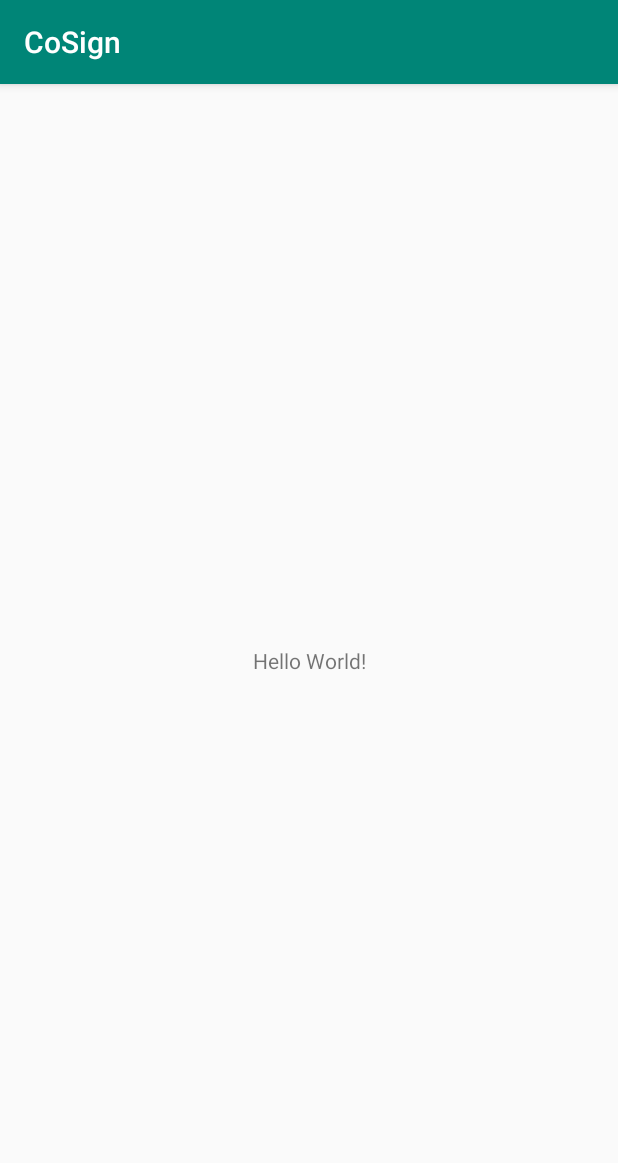
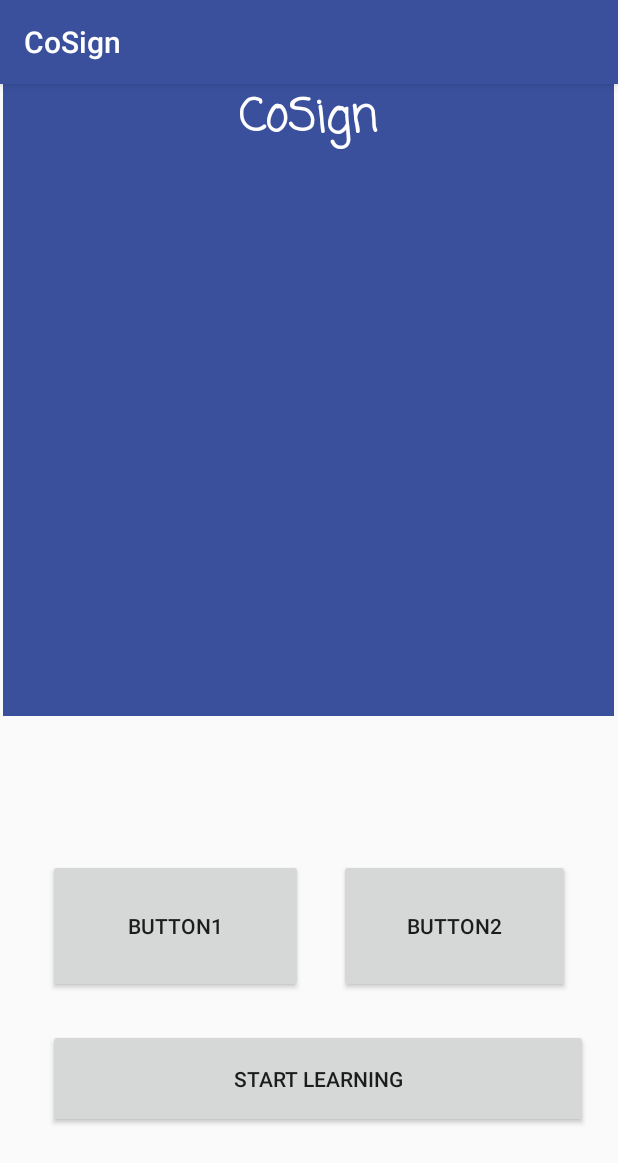
Before and after one commit to lczm/cosign, an Android app: the screen it shows after launch (MainActivity), on a phone screen of 412 x 824 dp. Shown: the top 1163 px of the screen. Run offline under Robolectric (Android 15) with nearby library versions, the phone set to English and light mode, and no system bars.

Commit message:
Added logo

```diff
--- a/frontend/CoSign/app/src/main/res/drawable/ic_launcher_background.xml
+++ b/frontend/CoSign/app/src/main/res/drawable/ic_launcher_background.xml
@@ -5,7 +5,7 @@
     android:viewportWidth="108"
     android:viewportHeight="108">
     <path
-        android:fillColor="#008577"
+        android:fillColor="#33FFFFFF"
         android:pathData="M0,0h108v108h-108z" />
     <path
         android:fillColor="#00000000"
--- a/frontend/CoSign/app/src/main/res/layout/activity_main.xml
+++ b/frontend/CoSign/app/src/main/res/layout/activity_main.xml
@@ -7,12 +7,58 @@
     tools:context=".MainActivity">
 
     <TextView
-        android:layout_width="wrap_content"
-        android:layout_height="wrap_content"
-        android:text="Hello World!"
-        app:layout_constraintBottom_toBottomOf="parent"
-        app:layout_constraintLeft_toLeftOf="parent"
-        app:layout_constraintRight_toRightOf="parent"
+        android:id="@+id/textView"
+        android:layout_width="407dp"
+        android:layout_height="421dp"
+        android:background="@color/layoutDecorations"
+        android:fontFamily="casual"
+        android:text="@string/cosign"
+        android:textAlignment="center"
+        android:textColor="@android:color/background_light"
+        android:textSize="30sp"
+        android:textStyle="bold"
+        app:layout_constraintEnd_toEndOf="parent"
+        app:layout_constraintHorizontal_bias="0.461"
+        app:layout_constraintStart_toStartOf="parent"
         app:layout_constraintTop_toTopOf="parent" />
 
+    <Button
+        android:id="@+id/button"
+        android:layout_width="170dp"
+        android:layout_height="89dp"
+        android:layout_marginStart="24dp"
+        android:layout_marginEnd="8dp"
+        android:layout_marginBottom="24dp"
+        android:text="@string/button3"
+        app:layout_constraintBottom_toTopOf="@+id/button3"
+        app:layout_constraintEnd_toStartOf="@+id/button2"
+        app:layout_constraintHorizontal_bias="0.5"
+        app:layout_constraintStart_toStartOf="parent" />
+
+    <Button
+        android:id="@+id/button2"
+        android:layout_width="154dp"
+        android:layout_height="89dp"
+        android:layout_marginStart="8dp"
+        android:layout_marginEnd="24dp"
+        android:layout_marginBottom="24dp"
+        android:text="@string/button4"
+        app:layout_constraintBottom_toTopOf="@+id/button3"
+        app:layout_constraintEnd_toEndOf="parent"
+        app:layout_constraintHorizontal_bias="0.5"
+        app:layout_constraintStart_toEndOf="@+id/button" />
+
+    <Button
+        android:id="@+id/button3"
+        android:layout_width="360dp"
+        android:layout_height="66dp"
+        android:layout_marginStart="32dp"
+        android:layout_marginEnd="32dp"
+        android:layout_marginBottom="72dp"
+        android:text="@string/start_learning"
+        app:layout_constraintBottom_toBottomOf="parent"
+        app:layout_constraintEnd_toEndOf="parent"
+        app:layout_constraintHorizontal_bias="0.0"
+        app:layout_constraintStart_toStartOf="parent" />
+
 </androidx.constraintlayout.widget.ConstraintLayout>
--- a/frontend/CoSign/app/src/main/res/values/colors.xml
+++ b/frontend/CoSign/app/src/main/res/values/colors.xml
@@ -3,4 +3,5 @@
     <color name="colorPrimary">#008577</color>
     <color name="colorPrimaryDark">#00574B</color>
     <color name="colorAccent">#D81B60</color>
+    <color name="layoutDecorations">#3A509D</color>
 </resources>
--- a/frontend/CoSign/app/src/main/res/values/strings.xml
+++ b/frontend/CoSign/app/src/main/res/values/strings.xml
@@ -1,3 +1,9 @@
 <resources>
     <string name="app_name">CoSign</string>
+    <string name="cosign">CoSign</string>
+    <string name="button1">Button1</string>
+    <string name="button2">Button2</string>
+    <string name="start_learning">Start Learning</string>
+    <string name="button3">button1</string>
+    <string name="button4">button2</string>
 </resources>
--- a/frontend/CoSign/app/src/main/res/values/styles.xml
+++ b/frontend/CoSign/app/src/main/res/values/styles.xml
@@ -3,7 +3,7 @@
     <!-- Base application theme. -->
     <style name="AppTheme" parent="Theme.AppCompat.Light.DarkActionBar">
         <!-- Customize your theme here. -->
-        <item name="colorPrimary">@color/colorPrimary</item>
+        <item name="colorPrimary">@color/layoutDecorations</item>
         <item name="colorPrimaryDark">@color/colorPrimaryDark</item>
         <item name="colorAccent">@color/colorAccent</item>
     </style>
--- a/frontend/CoSign/build.gradle
+++ b/frontend/CoSign/build.gradle
@@ -7,7 +7,7 @@ buildscript {
 
     }
     dependencies {
-        classpath 'com.android.tools.build:gradle:3.4.2'
+        classpath 'com.android.tools.build:gradle:3.5.1'
 
         // NOTE: Do not place your application dependencies here; they belong
         // in the individual module build.gradle files
```
Also changed, not shown: frontend/CoSign/app/src/main/res/drawable/Logo.png (added), frontend/CoSign/gradle/wrapper/gradle-wrapper.properties.
